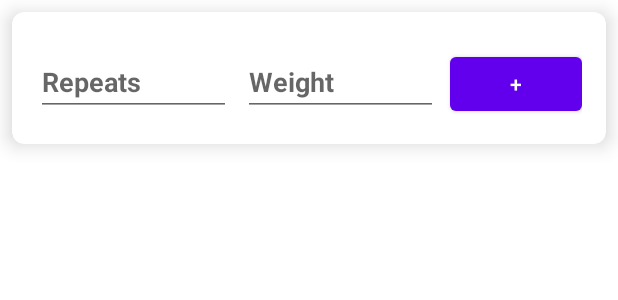
After one commit to YuksOzcan/Stronger, an Android app: the layout record_item.xml on its own in the app's theme, with its tools: preview values and no code run, on a phone screen of 412 x 824 dp. The commit adds this screen. Shown: the top 300 px of the screen. Run offline under Robolectric (Android 15) with nearby library versions, the phone set to English and light mode, and no system bars.

Commit message:
commit after some new/uncompleted features

```diff
--- a/app/src/main/AndroidManifest.xml
+++ b/app/src/main/AndroidManifest.xml
@@ -55,7 +55,12 @@
             android:name=".activities.workouts.CreateWorkoutActivity"
             />
 
+        <activity android:name=".activities.workouts.WorkoutActivity"
 
+            />
+        <activity android:name=".activities.workouts.RecordActivity"
+
+            />
 
 
     </application>
--- a/app/src/main/java/com/example/gymapplication/activities/users/UserDetailsActivity.kt
+++ b/app/src/main/java/com/example/gymapplication/activities/users/UserDetailsActivity.kt
@@ -80,7 +80,6 @@ class UserDetailsActivity :AppCompatActivity() {
         tvUserStatus = findViewById(R.id.tvUserStatus)
         tvUserPT = findViewById(R.id.tvUserPT)
         tvUserType = findViewById(R.id.tvUserType)
-
         btnUpdate = findViewById(R.id.btnUpdate)
         btnDelete = findViewById(R.id.btnDelete)
     }
--- a/app/src/main/java/com/example/gymapplication/models/WorkoutModel.kt
+++ b/app/src/main/java/com/example/gymapplication/models/WorkoutModel.kt
@@ -3,5 +3,6 @@ package com.example.gymapplication.models
 data class WorkoutModel(
     var workoutID: String? = null,
     var workoutName: String? = null,
-    var exercisesList: ArrayList<ExerciseModel>? = null
+    var exercisesList: ArrayList<ExerciseModel>? = null,
+    var date: String?=null
 )
--- /dev/null
+++ b/app/src/main/res/layout/record_item.xml
@@ -0,0 +1,59 @@
+<androidx.cardview.widget.CardView xmlns:android="http://schemas.android.com/apk/res/android"
+    android:layout_width="match_parent"
+    android:layout_height="wrap_content"
+    xmlns:app="http://schemas.android.com/apk/res-auto"
+    app:cardElevation="8dp"
+    app:cardCornerRadius="8dp"
+    android:layout_margin="8dp">
+
+    <LinearLayout
+        android:layout_width="match_parent"
+        android:layout_height="wrap_content"
+        android:orientation="vertical"
+        android:padding="16dp">
+
+        <androidx.recyclerview.widget.RecyclerView
+            android:id="@+id/nestedRecyclerView"
+            android:layout_width="match_parent"
+            android:layout_height="wrap_content"
+            android:layout_marginBottom="8dp"/>
+
+        <LinearLayout
+            android:layout_width="match_parent"
+            android:layout_height="wrap_content"
+            android:orientation="horizontal">
+
+            <EditText
+                android:id="@+id/et_repeats"
+                android:layout_width="0dp"
+                android:layout_height="wrap_content"
+                android:hint="Repeats"
+                android:layout_weight="2"
+                android:textColor="@color/black"
+                android:textSize="18sp"
+                android:layout_marginEnd="8dp"
+                android:textStyle="bold"/>
+
+            <EditText
+                android:id="@+id/et_weight"
+                android:layout_width="0dp"
+                android:layout_height="wrap_content"
+                android:hint="Weight"
+                android:layout_weight="2"
+                android:textColor="@color/black"
+                android:textSize="18sp"
+                android:layout_marginEnd="8dp"
+                android:textStyle="bold"/>
+
+            <Button
+                android:id="@+id/btnAddItem"
+                android:layout_width="wrap_content"
+                android:layout_height="wrap_content"
+                android:text="+"
+                android:layout_gravity="center_vertical"/>
+
+        </LinearLayout>
+
+    </LinearLayout>
+
+</androidx.cardview.widget.CardView>
```
Also changed, not shown: app/src/main/java/com/example/gymapplication/activities/workouts/RecordActivity.kt (added, +7 -0 lines), app/src/main/java/com/example/gymapplication/activities/workouts/SavedWorkoutActivity.kt (+17 -5 lines), app/src/main/java/com/example/gymapplication/activities/workouts/WorkoutActivity.kt (added, +52 -0 lines), app/src/main/java/com/example/gymapplication/adapters/RecordAdapter.kt (added, +68 -0 lines), app/src/main/java/com/example/gymapplication/models/ExerciseModel.kt (+7 -1 lines), app/src/main/res/layout/activity_workout.xml (added, +52 -0 lines), app/src/main/res/layout/repeat_and_weight_item.xml (added, +31 -0 lines), app/src/main/java/com/example/gymapplication/activities/workouts/CreateWorkoutActivity.kt (indentation only).
